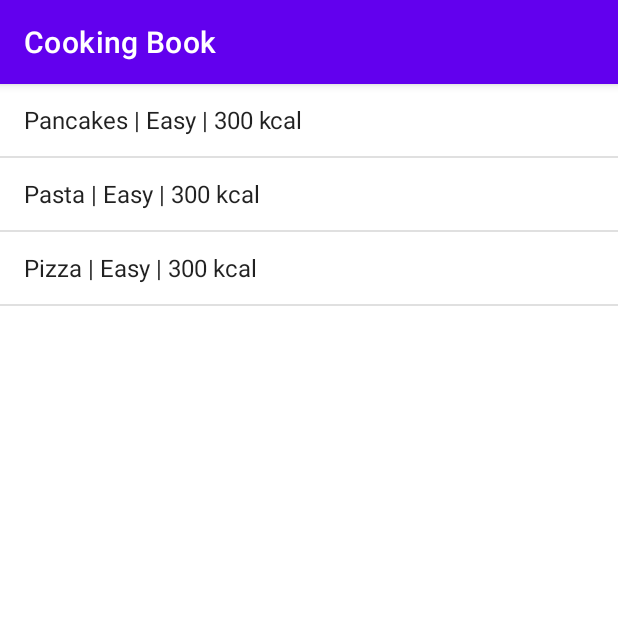
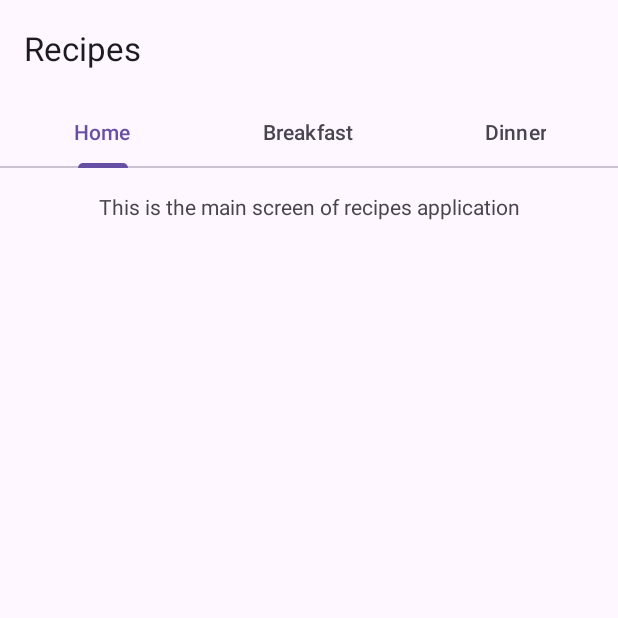
Before and after one commit to AdrianKokot/put-cooking-book, an Android app: the screen it shows after launch (MainActivity), on a phone screen of 412 x 824 dp, the top half of it. Run offline under Robolectric (Android 15) with nearby library versions, the light colour scheme and no system bars.

Commit message:
Add tabs on mobile

```diff
--- /dev/null
+++ b/app/src/main/java/com/example/cookingbook/HomeFragment.kt
@@ -0,0 +1,31 @@
+package com.example.cookingbook
+
+import android.os.Bundle
+import androidx.fragment.app.Fragment
+import android.view.LayoutInflater
+import android.view.View
+import android.view.ViewGroup
+
+class HomeFragment : Fragment() {
+
+    override fun onCreate(savedInstanceState: Bundle?) {
+        super.onCreate(savedInstanceState)
+
+    }
+
+    override fun onCreateView(
+        inflater: LayoutInflater, container: ViewGroup?,
+        savedInstanceState: Bundle?
+    ): View? {
+        // Inflate the layout for this fragment
+        return inflater.inflate(R.layout.fragment_home, container, false)
+    }
+
+    companion object {
+        @JvmStatic
+        fun newInstance() =
+            HomeFragment().apply {
+
+            }
+    }
+}
--- /dev/null
+++ b/app/src/main/java/com/example/cookingbook/RecipeTypesTabsFragment.kt
@@ -0,0 +1,69 @@
+package com.example.cookingbook
+
+import android.os.Bundle
+import android.util.Log.d
+import android.view.View
+import androidx.fragment.app.Fragment
+import androidx.viewpager2.adapter.FragmentStateAdapter
+import androidx.viewpager2.widget.ViewPager2
+import com.example.cookingbook.data.entities.RecipeCategory
+import com.google.android.material.tabs.TabLayout
+import com.google.android.material.tabs.TabLayoutMediator
+
+private const val ARG_SELECTED_TAB_POSITION = "selectedTabPosition"
+
+class RecipeTypesTabsFragment : Fragment(R.layout.fragment_recipe_types_tabs) {
+    private var viewPager: ViewPager2? = null
+
+    override fun onViewCreated(view: View, savedInstanceState: Bundle?) {
+        viewPager = view.findViewById(R.id.viewPager)
+        viewPager!!.adapter = MyPagerAdapter(this)
+
+        val tabLayout = view.findViewById<TabLayout>(R.id.tabs)
+        TabLayoutMediator(tabLayout, viewPager!!) { tab, position ->
+            when (position) {
+                0 -> tab.text = "Home"
+                1 -> tab.text = RecipeCategory.Breakfast.toString()
+                2 -> tab.text = RecipeCategory.Dinner.toString()
+            }
+        }.attach()
+    }
+
+    override fun onViewStateRestored(savedInstanceState: Bundle?) {
+        super.onViewStateRestored(savedInstanceState)
+        viewPager?.setCurrentItem(MyPagerAdapter.selectedTabPosition ?: 0, false)
+    }
+
+    override fun onCreate(savedInstanceState: Bundle?) {
+        super.onCreate(savedInstanceState)
+
+        savedInstanceState?.let {
+            MyPagerAdapter.selectedTabPosition = it.getInt(ARG_SELECTED_TAB_POSITION)
+        }
+    }
+
+    class MyPagerAdapter(fragment: Fragment) : FragmentStateAdapter(fragment) {
+        override fun getItemCount(): Int = 3
+
+        companion object {
+            var selectedTabPosition: Int? = null
+        }
+
+        override fun createFragment(position: Int): Fragment {
+            return when (position) {
+                0 -> HomeFragment.newInstance()
+                1 -> RecipeRecycleViewFragment.newInstance(RecipeCategory.Breakfast)
+                2 -> RecipeRecycleViewFragment.newInstance(RecipeCategory.Dinner)
+                else -> HomeFragment.newInstance()
+            }
+        }
+    }
+
+    override fun onSaveInstanceState(outState: Bundle) {
+        viewPager?.let {
+            outState.putInt(ARG_SELECTED_TAB_POSITION, it.currentItem)
+        }
+
+        super.onSaveInstanceState(outState)
+    }
+}
--- a/app/src/main/java/com/example/cookingbook/data/Database.kt
+++ b/app/src/main/java/com/example/cookingbook/data/Database.kt
@@ -5,8 +5,10 @@ import androidx.room.Database
 import androidx.room.Room
 import androidx.room.RoomDatabase
 import androidx.sqlite.db.SupportSQLiteDatabase
+import com.example.cookingbook.R
 import com.example.cookingbook.data.daos.RecipeDao
 import com.example.cookingbook.data.entities.Recipe
+import com.example.cookingbook.data.entities.RecipeCategory
 import com.example.cookingbook.data.entities.RecipeIngredient
 import com.example.cookingbook.data.entities.RecipeStep
 import java.util.concurrent.Executors
@@ -26,17 +28,17 @@ abstract class AppDatabase : RoomDatabase() {
 
                         val recipes = listOf(
                             Recipe(
-                                "Pancakes", "Easy", 30, 4, 300
+                                "Pancakes", "Easy", 30, 4, 300, RecipeCategory.Breakfast, R.drawable.pancakes
                             ),
                             Recipe(
-                                "Pasta", "Easy", 30, 4, 300
+                                "Pasta", "Easy", 30, 4, 300, RecipeCategory.Dinner, R.drawable.pasta
                             ),
                             Recipe(
-                                "Pizza", "Easy", 30, 4, 300
+                                "Pizza", "Easy", 30, 4, 300, RecipeCategory.Dinner, R.drawable.pizza
                             )
                         )
 
-                        var ingredients = listOf(
+                        val ingredients = listOf(
                             listOf(
                                 RecipeIngredient(1, "Flour", 1.0, "cup", ""),
                                 RecipeIngredient(1, "Milk", 1.0, "cup", ""),
@@ -103,7 +105,7 @@ abstract class AppDatabase : RoomDatabase() {
         fun getDatabase(context: Context): AppDatabase {
             return INSTANCE ?: synchronized(this) {
                 val instance = Room.databaseBuilder(
-                    context.applicationContext, AppDatabase::class.java, "cooking-book.db"
+                    context.applicationContext, AppDatabase::class.java, "recipes-app.db"
                 ).addCallback(seedDatabaseCallback(context)).build()
                 INSTANCE = instance
 
--- a/app/src/main/java/com/example/cookingbook/data/entities/Recipe.kt
+++ b/app/src/main/java/com/example/cookingbook/data/entities/Recipe.kt
@@ -28,6 +28,8 @@ data class Recipe(
     val cookingTime: Int,
     val servingSize: Int,
     val calories: Int,
+    val category: RecipeCategory,
+    val imageId: Int,
     @PrimaryKey(autoGenerate = true) val uid: Int = 0,
 ) {
     override fun toString(): String {
--- /dev/null
+++ b/app/src/main/java/com/example/cookingbook/data/entities/RecipeCategory.kt
@@ -0,0 +1,6 @@
+package com.example.cookingbook.data.entities
+
+enum class RecipeCategory {
+    Breakfast,
+    Dinner
+}
--- a/app/src/main/res/layout/activity_main.xml
+++ b/app/src/main/res/layout/activity_main.xml
@@ -2,4 +2,4 @@
 <fragment xmlns:android="http://schemas.android.com/apk/res/android"
           android:layout_width="match_parent"
           android:layout_height="match_parent"
-          android:name="com.example.cookingbook.RecipeListFragment"></fragment>
+          android:name="com.example.cookingbook.RecipeTypesTabsFragment"/>
--- /dev/null
+++ b/app/src/main/res/layout/fragment_home.xml
@@ -0,0 +1,15 @@
+<?xml version="1.0" encoding="utf-8"?>
+<FrameLayout xmlns:android="http://schemas.android.com/apk/res/android"
+             xmlns:tools="http://schemas.android.com/tools"
+             android:layout_width="match_parent"
+             android:layout_height="match_parent"
+             tools:context=".HomeFragment">
+
+    <TextView
+            android:padding="16dp"
+            android:layout_width="match_parent"
+            android:layout_height="match_parent"
+            android:textAlignment="center"
+            android:text="This is the main screen of recipes application"/>
+
+</FrameLayout>
--- /dev/null
+++ b/app/src/main/res/layout/fragment_recipe_types_tabs.xml
@@ -0,0 +1,31 @@
+<LinearLayout xmlns:android="http://schemas.android.com/apk/res/android"
+                xmlns:app="http://schemas.android.com/apk/res-auto"
+                android:orientation="vertical"
+                android:layout_width="match_parent"
+                android:layout_height="match_parent">
+
+    <com.google.android.material.appbar.AppBarLayout
+            android:layout_width="match_parent"
+            android:layout_height="wrap_content">
+
+        <com.google.android.material.appbar.MaterialToolbar
+                android:id="@+id/toolbar"
+                android:layout_width="match_parent"
+                android:layout_height="?attr/actionBarSize"
+                app:title="Recipes" />
+
+        <com.google.android.material.tabs.TabLayout
+                android:id="@+id/tabs"
+                android:layout_width="match_parent"
+                android:layout_height="wrap_content"
+                app:tabMode="fixed"
+                app:tabGravity="fill" />
+
+    </com.google.android.material.appbar.AppBarLayout>
+
+    <androidx.viewpager2.widget.ViewPager2
+            android:id="@+id/viewPager"
+            android:layout_width="match_parent"
+            android:layout_height="match_parent" />
+
+</LinearLayout>
--- a/app/src/main/res/values-night/themes.xml
+++ b/app/src/main/res/values-night/themes.xml
@@ -1,16 +1,16 @@
 <resources xmlns:tools="http://schemas.android.com/tools">
     <!-- Base application theme. -->
-    <style name="Theme.CookingBook" parent="Theme.MaterialComponents.DayNight.DarkActionBar">
-        <!-- Primary brand color. -->
-        <item name="colorPrimary">@color/purple_200</item>
-        <item name="colorPrimaryVariant">@color/purple_700</item>
-        <item name="colorOnPrimary">@color/black</item>
-        <!-- Secondary brand color. -->
-        <item name="colorSecondary">@color/teal_200</item>
-        <item name="colorSecondaryVariant">@color/teal_200</item>
-        <item name="colorOnSecondary">@color/black</item>
-        <!-- Status bar color. -->
-        <item name="android:statusBarColor">?attr/colorPrimaryVariant</item>
-        <!-- Customize your theme here. -->
+    <style name="Theme.CookingBook" parent="Theme.Material3.Dark.NoActionBar">
+<!--        &lt;!&ndash; Primary brand color. &ndash;&gt;-->
+<!--        <item name="colorPrimary">@color/purple_200</item>-->
+<!--        <item name="colorPrimaryVariant">@color/purple_700</item>-->
+<!--        <item name="colorOnPrimary">@color/black</item>-->
+<!--        &lt;!&ndash; Secondary brand color. &ndash;&gt;-->
+<!--        <item name="colorSecondary">@color/teal_200</item>-->
+<!--        <item name="colorSecondaryVariant">@color/teal_200</item>-->
+<!--        <item name="colorOnSecondary">@color/black</item>-->
+<!--        &lt;!&ndash; Status bar color. &ndash;&gt;-->
+<!--        <item name="android:statusBarColor">?attr/colorPrimaryVariant</item>-->
+<!--        &lt;!&ndash; Customize your theme here. &ndash;&gt;-->
     </style>
 </resources>
--- a/app/src/main/res/values/strings.xml
+++ b/app/src/main/res/values/strings.xml
@@ -3,4 +3,6 @@
     <!-- TODO: Remove or change this placeholder text -->
     <string name="hello_blank_fragment">Hello blank fragment</string>
     <string name="fab_content_desc">share</string>
+    <string name="recipe_photo">Recipe photo</string>
+    <string name="recipe_name">Recipe Name</string>
 </resources>
--- a/app/src/main/res/values/themes.xml
+++ b/app/src/main/res/values/themes.xml
@@ -1,16 +1,4 @@
-<resources xmlns:tools="http://schemas.android.com/tools">
-    <!-- Base application theme. -->
-    <style name="Theme.CookingBook" parent="Theme.MaterialComponents.DayNight.DarkActionBar">
-        <!-- Primary brand color. -->
-        <item name="colorPrimary">@color/purple_500</item>
-        <item name="colorPrimaryVariant">@color/purple_700</item>
-        <item name="colorOnPrimary">@color/white</item>
-        <!-- Secondary brand color. -->
-        <item name="colorSecondary">@color/teal_200</item>
-        <item name="colorSecondaryVariant">@color/teal_700</item>
-        <item name="colorOnSecondary">@color/black</item>
-        <!-- Status bar color. -->
-        <item name="android:statusBarColor">?attr/colorPrimaryVariant</item>
-        <!-- Customize your theme here. -->
+<resources>
+    <style name="Theme.CookingBook" parent="Theme.Material3.Light.NoActionBar">
     </style>
 </resources>
```
Also changed, not shown: app/src/main/java/com/example/cookingbook/RecipeRecycleViewFragment.kt (added, +97 -0 lines), app/src/main/java/com/example/cookingbook/data/daos/Recipe.kt (+5 -4 lines), app/src/main/res/layout/fragment_recipe_recycle_view.xml (added, +7 -0 lines), app/src/main/res/layout/fragment_timer.xml (+4 -4 lines), app/src/main/res/layout/item_recipe.xml (added, +36 -0 lines), app/src/main/res/drawable/pancakes.jpg (added), app/src/main/res/drawable/pasta.jpg (added), app/src/main/res/drawable/pizza.jpg (added).
